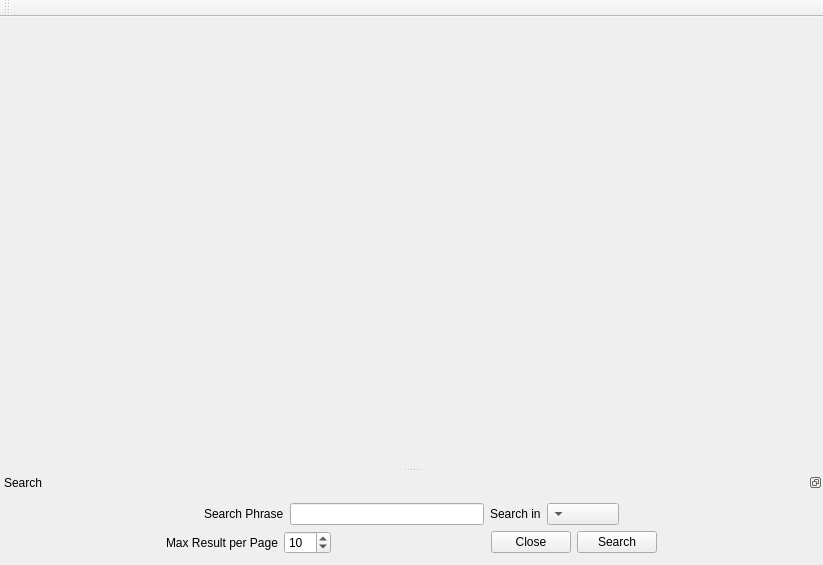
Before: the Qt Designer form mainwindow.ui in srazi/Saaghar, drawn with Qt 5.
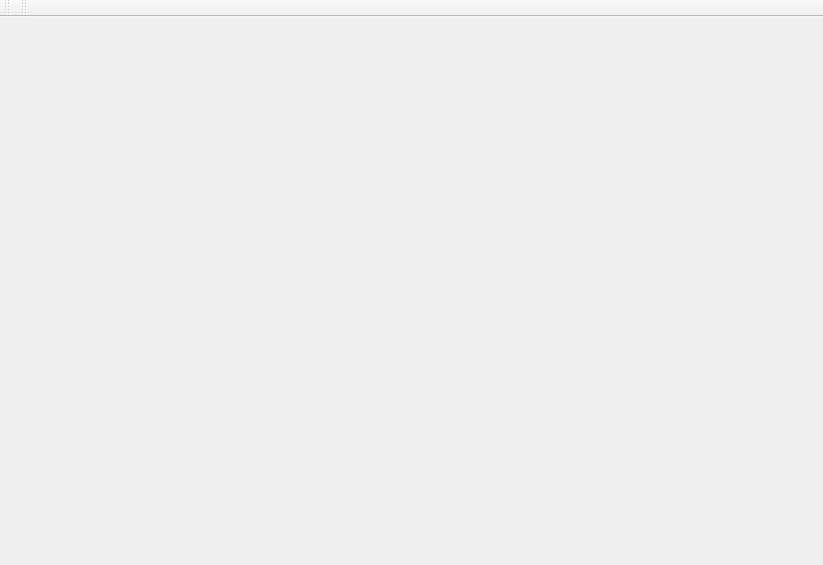
After: the same form once the commit is applied.

Commit message: New: Saaghar supports importing of new sets of poem. New: Now, 'Main ToolBar' is full customizable. New: a simple 'Random' button was added. Improved: changing 'Search dockWidget' to a 'toolBar'. Improved: random algorithm was improved. Improved: show a default photo for poets without photo. Improved: 'description' added to GanjoorPoet object. Fixed: some shortcut changed and added.

Diff of the .ui file:
```diff
--- a/mainwindow.ui
+++ b/mainwindow.ui
@@ -52,165 +52,16 @@
     <bool>false</bool>
    </attribute>
   </widget>
-  <widget class="QDockWidget" name="searchWidget">
-   <property name="enabled">
-    <bool>true</bool>
-   </property>
-   <property name="layoutDirection">
-    <enum>Qt::LeftToRight</enum>
-   </property>
-   <property name="features">
-    <set>QDockWidget::DockWidgetFloatable|QDockWidget::DockWidgetMovable</set>
-   </property>
-   <property name="allowedAreas">
-    <set>Qt::BottomDockWidgetArea|Qt::TopDockWidgetArea</set>
-   </property>
+  <widget class="QToolBar" name="searchToolBar">
    <property name="windowTitle">
     <string>Search</string>
    </property>
-   <attribute name="dockWidgetArea">
-    <number>8</number>
+   <attribute name="toolBarArea">
+    <enum>TopToolBarArea</enum>
    </attribute>
-   <widget class="QWidget" name="dockWidgetContents">
-    <layout class="QGridLayout" name="gridLayout_2">
-     <item row="0" column="1">
-      <layout class="QVBoxLayout" name="verticalLayout">
-       <item>
-        <layout class="QHBoxLayout" name="horizontalLayout_2">
-         <item>
-          <spacer name="horizontalSpacer_5">
-           <property name="orientation">
-            <enum>Qt::Horizontal</enum>
-           </property>
-           <property name="sizeHint" stdset="0">
-            <size>
-             <width>40</width>
-             <height>20</height>
-            </size>
-           </property>
-          </spacer>
-         </item>
-         <item>
-          <widget class="QLabel" name="labelSearchPhrase">
-           <property name="text">
-            <string>Search Phrase</string>
-           </property>
-          </widget>
-         </item>
-         <item>
-          <widget class="QLineEdit" name="lineEditSearchText">
-           <property name="layoutDirection">
-            <enum>Qt::RightToLeft</enum>
-           </property>
-          </widget>
-         </item>
-         <item>
-          <widget class="QLabel" name="labelSearchIn">
-           <property name="text">
-            <string>Search in</string>
-           </property>
-          </widget>
-         </item>
-         <item>
-          <widget class="QComboBox" name="comboBoxSearchRegion">
-           <property name="layoutDirection">
-            <enum>Qt::RightToLeft</enum>
-           </property>
-          </widget>
-         </item>
-         <item>
-          <spacer name="horizontalSpacer_2">
-           <property name="orientation">
-            <enum>Qt::Horizontal</enum>
-           </property>
-           <property name="sizeHint" stdset="0">
-            <size>
-             <width>40</width>
-             <height>20</height>
-            </size>
-           </property>
-          </spacer>
-         </item>
-        </layout>
-       </item>
-       <item>
-        <layout class="QHBoxLayout" name="horizontalLayout_3">
-         <item>
-          <spacer name="horizontalSpacer_4">
-           <property name="orientation">
-            <enum>Qt::Horizontal</enum>
-           </property>
-           <property name="sizeHint" stdset="0">
-            <size>
-             <width>40</width>
-             <height>20</height>
-            </size>
-           </property>
-          </spacer>
-         </item>
-         <item>
-          <widget class="QLabel" name="labelMaxResult">
-           <property name="text">
-            <string>Max Result per Page</string>
-           </property>
-          </widget>
-         </item>
-         <item>
-          <widget class="QSpinBox" name="spinBoxMaxSearchResult">
-           <property name="maximum">
-            <number>100</number>
-           </property>
-           <property name="value">
-            <number>10</number>
-           </property>
-          </widget>
-         </item>
-         <item>
-          <spacer name="horizontalSpacer">
-           <property name="orientation">
-            <enum>Qt::Horizontal</enum>
-           </property>
-           <property name="sizeHint" stdset="0">
-            <size>
-             <width>40</width>
-             <height>20</height>
-            </size>
-           </property>
-          </spacer>
-         </item>
-         <item>
-          <widget class="QPushButton" name="pushButtonSearchCancel">
-           <property name="text">
-            <string>Close</string>
-           </property>
-          </widget>
-         </item>
-         <item>
-          <widget class="QPushButton" name="pushButtonSearch">
-           <property name="text">
-            <string>Search</string>
-           </property>
-          </widget>
-         </item>
-         <item>
-          <spacer name="horizontalSpacer_3">
-           <property name="orientation">
-            <enum>Qt::Horizontal</enum>
-           </property>
-           <property name="sizeHint" stdset="0">
-            <size>
-             <width>40</width>
-             <height>20</height>
-            </size>
-           </property>
-          </spacer>
-         </item>
-        </layout>
-       </item>
-      </layout>
-     </item>
-    </layout>
-   </widget>
+   <attribute name="toolBarBreak">
+    <bool>false</bool>
+   </attribute>
   </widget>
  </widget>
  <layoutdefault spacing="6" margin="11"/>
```
Left out of the diff: 19 changed lines with no effect on the pictures. The commit also changes 22 other files.
